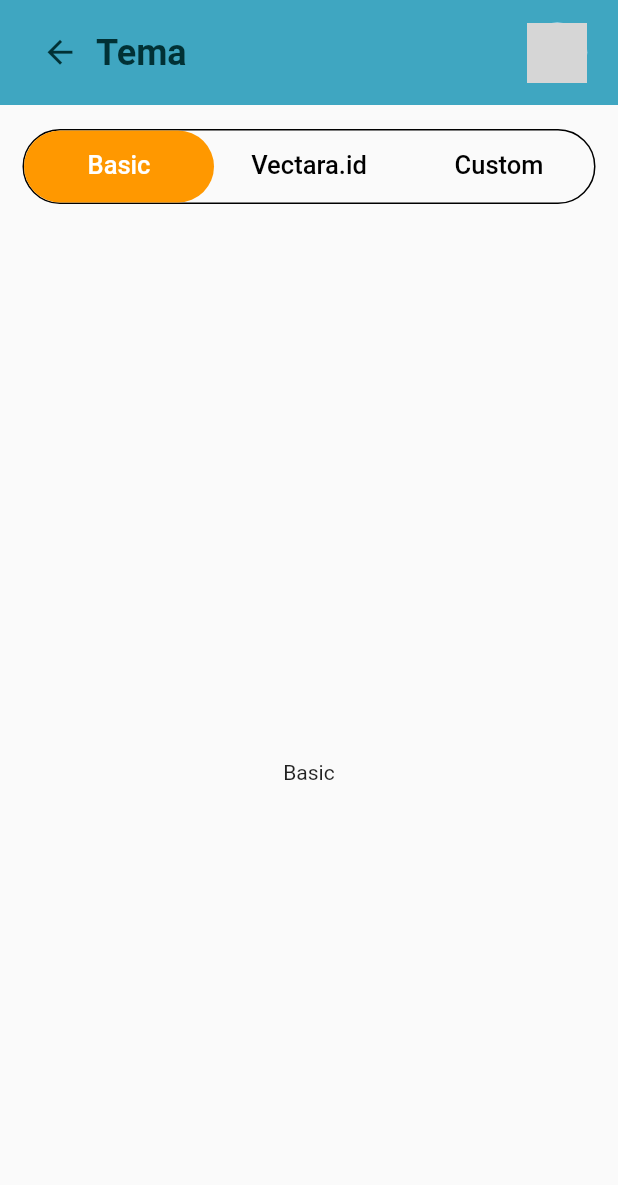
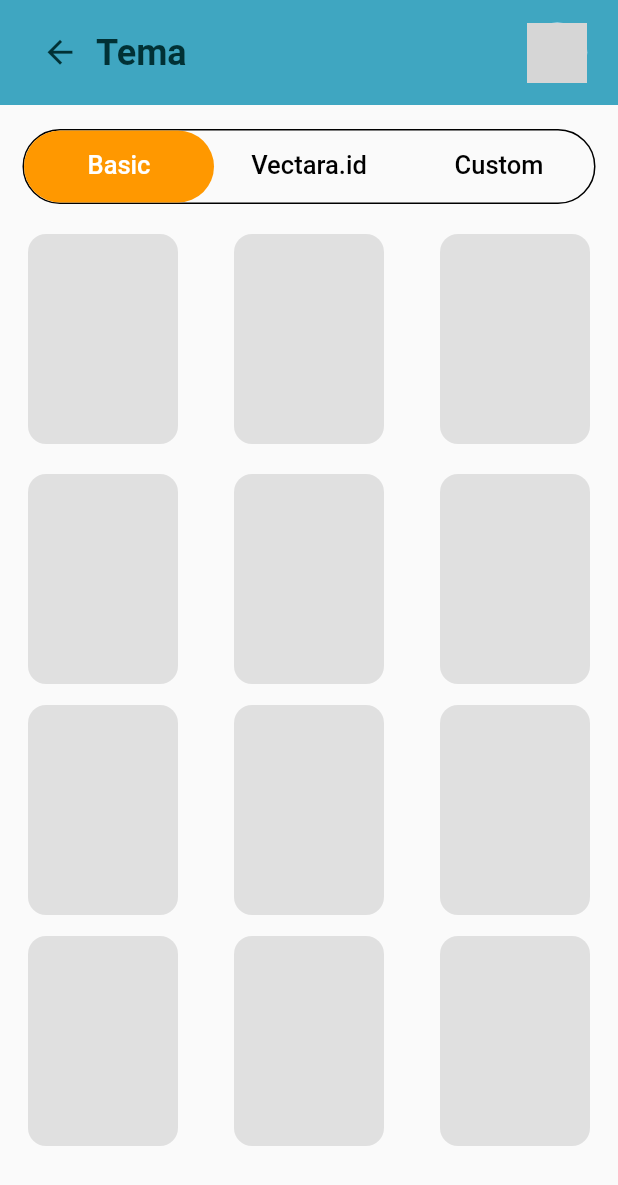
Before and after one commit to faridhql/Manfa-Apps, a Flutter app: the Tema screen opened directly, on a phone screen of 412 x 824 dp. Shown: the top 1185 px of the screen. Run offline on Flutter 3.47's test engine with Material 2 defaults, Android fonts, the phone set to English and light mode, and no system bars; our stand-ins replace image_picker; network calls fail; Roboto replaces fonts that are missing (Ubuntu, ubuntu); grey boxes are pictures that could not be loaded.

Commit message:
menambahkantema basic

```diff
--- a/berbagilink/analysis_options.yaml
+++ b/berbagilink/analysis_options.yaml
@@ -7,7 +7,7 @@
 
 # The following line activates a set of recommended lints for Flutter apps,
 # packages, and plugins designed to encourage good coding practices.
-include: package:flutter_lints/flutter.yaml
+# include: package:flutter_lints/flutter.yaml
 
 linter:
   # The lint rules applied to this project can be customized in the
--- a/berbagilink/lib/main.dart
+++ b/berbagilink/lib/main.dart
@@ -1,6 +1,4 @@
-import 'package:berbagilink/ubahTampilan/UbahTampilan.dart';
 import 'package:berbagilink/halamanUtama/halamanutama.dart';
-import 'package:berbagilink/halamanUtama/tab_berbagilink.dart';
 import 'package:flutter/material.dart';
 
 void main() {
--- a/berbagilink/lib/tema/tab/tab_basic.dart
+++ b/berbagilink/lib/tema/tab/tab_basic.dart
@@ -8,8 +8,128 @@ class Basic extends StatelessWidget {
   @override
   Widget build(BuildContext context) {
     return Scaffold(
-      body: Center(
-        child: Text('Basic'),
+      body: SingleChildScrollView(
+        child: Column(
+          children: [
+            Row(
+              mainAxisAlignment: MainAxisAlignment.spaceAround,
+              crossAxisAlignment: CrossAxisAlignment.start,
+              children: [
+                Container(
+                  decoration: BoxDecoration(
+                      borderRadius: BorderRadius.circular(12),
+                      color: Colors.grey.shade300),
+                  height: 140,
+                  width: 100,
+                ),
+                Container(
+                  decoration: BoxDecoration(
+                      borderRadius: BorderRadius.circular(12),
+                      color: Colors.grey.shade300),
+                  height: 140,
+                  width: 100,
+                ),
+                Container(
+                  decoration: BoxDecoration(
+                      borderRadius: BorderRadius.circular(12),
+                      color: Colors.grey.shade300),
+                  height: 140,
+                  width: 100,
+                ),
+              ],
+            ),
+            SizedBox(
+              height: 20,
+            ),
+            Row(
+              mainAxisAlignment: MainAxisAlignment.spaceAround,
+              crossAxisAlignment: CrossAxisAlignment.start,
+              children: [
+                Container(
+                  decoration: BoxDecoration(
+                      borderRadius: BorderRadius.circular(12),
+                      color: Colors.grey.shade300),
+                  height: 140,
+                  width: 100,
+                ),
+                Container(
+                  decoration: BoxDecoration(
+                      borderRadius: BorderRadius.circular(12),
+                      color: Colors.grey.shade300),
+                  height: 140,
+                  width: 100,
+                ),
+                Container(
+                  decoration: BoxDecoration(
+                      borderRadius: BorderRadius.circular(12),
+                      color: Colors.grey.shade300),
+                  height: 140,
+                  width: 100,
+                ),
+              ],
+            ),
+            SizedBox(
+              height: 14,
+            ),
+            Row(
+              mainAxisAlignment: MainAxisAlignment.spaceAround,
+              crossAxisAlignment: CrossAxisAlignment.start,
+              children: [
+                Container(
+                  decoration: BoxDecoration(
+                      borderRadius: BorderRadius.circular(12),
+                      color: Colors.grey.shade300),
+                  height: 140,
+                  width: 100,
+                ),
+                Container(
+                  decoration: BoxDecoration(
+                      borderRadius: BorderRadius.circular(12),
+                      color: Colors.grey.shade300),
+                  height: 140,
+                  width: 100,
+                ),
+                Container(
+                  decoration: BoxDecoration(
+                      borderRadius: BorderRadius.circular(12),
+                      color: Colors.grey.shade300),
+                  height: 140,
+                  width: 100,
+                ),
+              ],
+            ),
+            SizedBox(
+              height: 14,
+            ),
+            Row(
+              mainAxisAlignment: MainAxisAlignment.spaceAround,
+              crossAxisAlignment: CrossAxisAlignment.start,
+              children: [
+                Container(
+                  decoration: BoxDecoration(
+                      borderRadius: BorderRadius.circular(12),
+                      color: Colors.grey.shade300),
+                  height: 140,
+                  width: 100,
+                ),
+                Container(
+                  decoration: BoxDecoration(
+                      borderRadius: BorderRadius.circular(12),
+                      color: Colors.grey.shade300),
+                  height: 140,
+                  width: 100,
+                ),
+                Container(
+                  decoration: BoxDecoration(
+                      borderRadius: BorderRadius.circular(12),
+                      color: Colors.grey.shade300),
+                  height: 140,
+                  width: 100,
+                ),
+              ],
+            ),
+          ],
+        ),
       ),
     );
   }
--- a/berbagilink/lib/tema/tab/tab_custom.dart
+++ b/berbagilink/lib/tema/tab/tab_custom.dart
@@ -676,7 +676,10 @@ class _CustomState extends State<Custom> {
   // ignore: non_constant_identifier_names
   Widget ContainerSimpan() {
     double w = MediaQuery.of(context).size.width;
-    return SizedBox(
+    double h = MediaQuery.of(context).size.height;
+    return Column(
+      children: [
+        SizedBox(
           height: 50,
           width: w / 1,
           child: ElevatedButton(
@@ -689,8 +692,15 @@ class _CustomState extends State<Custom> {
               child: const Text(
                 'Simpan',
                 style: TextStyle(
-                fontSize: 16, fontWeight: FontWeight.w500, color: Colors.black),
+                    fontSize: 16,
+                    fontWeight: FontWeight.w500,
+                    color: Colors.black),
               )),
+        ),
+        SizedBox(
+          height: h / 3,
+        )
+      ],
     );
   }
 }
--- a/berbagilink/lib/tema/tema.dart
+++ b/berbagilink/lib/tema/tema.dart
@@ -47,12 +47,7 @@ class _TemaState extends State<Tema> with SingleTickerProviderStateMixin {
           children: [
             IconButton(
               onPressed: () {
-                // Navigator.push(
-                //   context,
-                //   MaterialPageRoute(
-                //     builder: (context) => BerbagiLink(),
-                //   ),
-                // );
+                Navigator.pop(context);
               },
               icon: Icon(
                 Icons.arrow_back,
@@ -151,6 +146,9 @@ class _TemaState extends State<Tema> with SingleTickerProviderStateMixin {
                     ],
                   ),
                 ),
+                SizedBox(
+                  height: 20,
+                )
               ],
             ),
           ),
--- a/berbagilink/lib/ubahTampilan/tautan/daftarArtikel/daftarartikel.dart
+++ b/berbagilink/lib/ubahTampilan/tautan/daftarArtikel/daftarartikel.dart
@@ -1,7 +1,5 @@
 import 'dart:io';
 
-import 'package:berbagilink/widgets/text.dart';
-import 'package:berbagilink/widgets/colorStyle.dart';
 import 'package:flutter/material.dart';
 import 'package:image_picker/image_picker.dart';
 
--- a/berbagilink/lib/ubahTampilan/tautan/linkBaru/buatlinkbaru.dart
+++ b/berbagilink/lib/ubahTampilan/tautan/linkBaru/buatlinkbaru.dart
@@ -125,6 +125,7 @@ class _LinkbaruState extends State<Linkbaru>
                 Container(
                   decoration: const BoxDecoration(),
                   child: TabBar(
+                    isScrollable: true,
                     unselectedLabelColor: Colors.black,
                     // labelColor: Colors.black,
                     // indicatorColor: Colors.black,
```
Also changed, not shown: berbagilink/lib/ubahTampilan/tautan/judulBaru/judulbaru.dart (+8 -11 lines), berbagilink/lib/ubahTampilan/tautan/tautan.dart (+0 -7 lines). Lines whose indentation alone changed are shown as unchanged.
